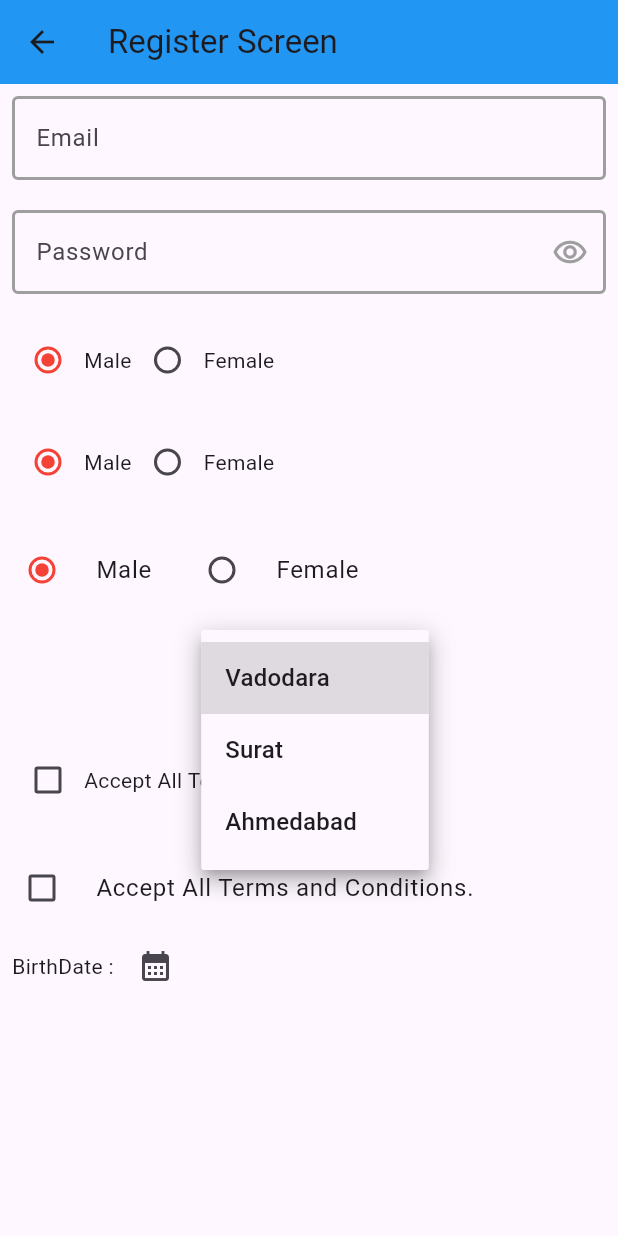
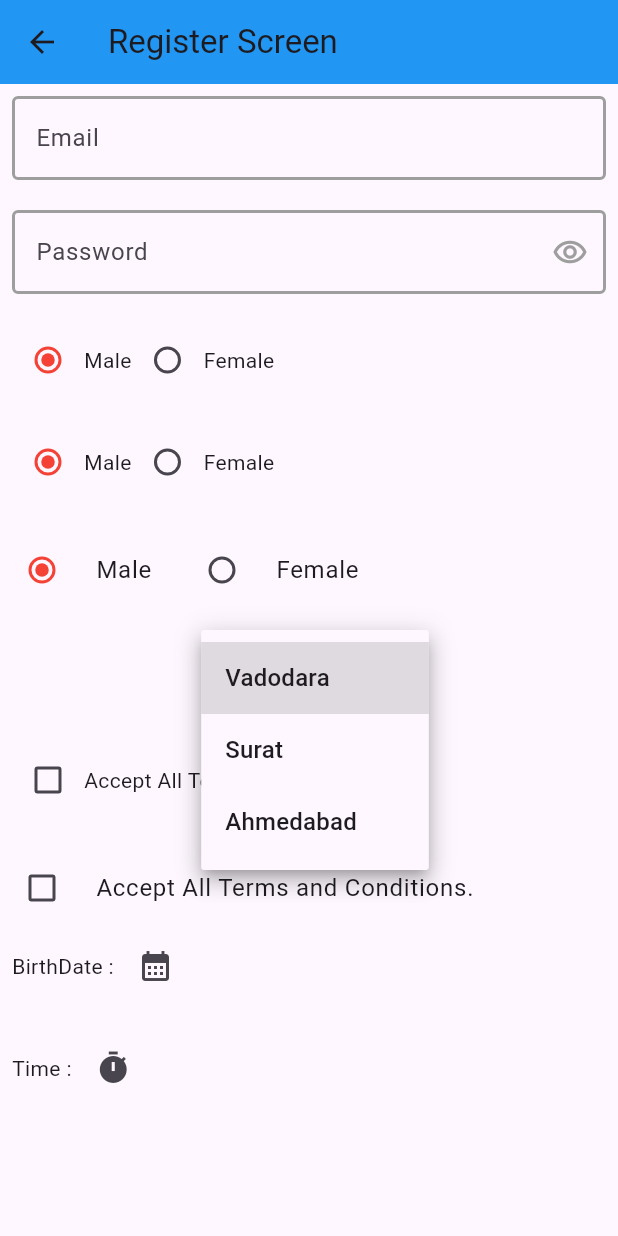
Before and after one commit to devatulparmar/sept24batch6pm, a Flutter app: the RegisterScreen screen opened by its route, after a tap on "Select City", on a phone screen of 412 x 824 dp. Run offline on Flutter 3.47's test engine with Material 3 defaults, Android fonts, the phone set to English and light mode, and no system bars; our stand-ins replace intl_phone_field.

Commit message:
showTimePicker method,Date Format, intl package

```diff
--- a/lib/register_screen.dart
+++ b/lib/register_screen.dart
@@ -1,5 +1,6 @@
 import 'package:batch6pm/utils/const.dart';
 import 'package:flutter/material.dart';
+import 'package:intl/intl.dart';
 
 class RegisterScreen extends StatefulWidget {
   const RegisterScreen({super.key});
@@ -28,6 +29,45 @@ class _RegisterScreenState extends State<RegisterScreen> {
   String? dropDownSelectedCity;
 
   String selectedDate = '';
+
+  String selectedTime = '';
+
+  void _selectDateFromDatePicker() async {
+    DateTime? date = await showDatePicker(
+      context: context,
+      firstDate: DateTime(1970),
+      lastDate: DateTime(
+          DateTime.now().year - 18, DateTime.now().month, DateTime.now().day),
+      initialEntryMode: DatePickerEntryMode.inputOnly
+    );
+    var formattedDate = DateFormat.EEEE().format(date!);
+    var d = DateFormat('dd:MM/yyyy').format(date);
+    selectedDate = formattedDate.toString();
+    setState(() {});
+  }
+
+  void _selectTimeFromTimePicker() async {
+    var time = await showTimePicker(
+      context: context,
+      initialTime: TimeOfDay.now(),
+      barrierDismissible: true,
+      initialEntryMode: TimePickerEntryMode.dialOnly
+      // hourLabelText: "hourLabelText",
+      // builder: (context, child) => MediaQuery(
+      //     data: MediaQuery.of(context).copyWith(alwaysUse24HourFormat: true),
+      //     child: child!,
+      // ),
+    );
+
+    /// for 12HourFormat
+    var formattedTime = time!.format(context).toString();
+    print(formattedTime);
+
+    /// for 24HourFormat
+    selectedTime = "${time.hour}:${time.minute}";
+
+    setState(() {});
+  }
 
   @override
   Widget build(BuildContext context) {
@@ -102,7 +142,7 @@ class _RegisterScreenState extends State<RegisterScreen> {
                     setState(() {});
                   },
                 ),
-                Text('Male'),
+                const Text('Male'),
                 Radio(
                   value: 1,
                   groupValue: selectedGender,
@@ -112,7 +152,7 @@ class _RegisterScreenState extends State<RegisterScreen> {
                     setState(() {});
                   },
                 ),
-                Text('Female'),
+                const Text('Female'),
               ],
             ),
             const SizedBox(height: 20),
@@ -127,7 +167,7 @@ class _RegisterScreenState extends State<RegisterScreen> {
                     setState(() {});
                   },
                 ),
-                Text('Male'),
+                const Text('Male'),
                 Radio(
                   value: "Female",
                   groupValue: selectedGenderText,
@@ -138,7 +178,7 @@ class _RegisterScreenState extends State<RegisterScreen> {
                     setState(() {});
                   },
                 ),
-                Text('Female'),
+                const Text('Female'),
               ],
             ),
             const SizedBox(height: 20),
@@ -150,7 +190,7 @@ class _RegisterScreenState extends State<RegisterScreen> {
                     value: "Male",
                     groupValue: selectedGenderText,
                     activeColor: Colors.red,
-                    title: Text('Male'),
+                    title: const Text('Male'),
                     contentPadding: EdgeInsets.zero,
                     onChanged: (newValue) {
                       selectedGenderText = newValue!;
@@ -165,7 +205,7 @@ class _RegisterScreenState extends State<RegisterScreen> {
                     groupValue: selectedGenderText,
                     activeColor: Colors.red,
                     contentPadding: EdgeInsets.zero,
-                    title: Text('Female'),
+                    title: const Text('Female'),
                     onChanged: (newValue) {
                       selectedGenderText = newValue!;
                       setState(() {});
@@ -178,20 +218,20 @@ class _RegisterScreenState extends State<RegisterScreen> {
             DropdownButton(
               value: dropDownSelectedCity,
               items: [
-                DropdownMenuItem(
+                const DropdownMenuItem(
                   value: "Vadodara",
                   child: Text('Vadodara'),
                 ),
-                DropdownMenuItem(
+                const DropdownMenuItem(
                   value: "Surat",
                   child: Text('Surat'),
                 ),
-                DropdownMenuItem(
+                const DropdownMenuItem(
                   value: "Ahmedabad",
                   child: Text('Ahmedabad'),
                 ),
               ],
-              hint: Text('Select City'),
+              hint: const Text('Select City'),
               onChanged: (newValue) {
                 dropDownSelectedCity = newValue!;
                 setState(() {});
@@ -207,7 +247,7 @@ class _RegisterScreenState extends State<RegisterScreen> {
                     setState(() {});
                   },
                 ),
-                Text('Accept All Terms and Conditions.'),
+                const Text('Accept All Terms and Conditions.'),
               ],
             ),
             const SizedBox(height: 20),
@@ -226,17 +266,25 @@ class _RegisterScreenState extends State<RegisterScreen> {
               children: [
                 Text('BirthDate : $selectedDate'),
                 IconButton(
-                  onPressed: () async {
-                   DateTime? date = await showDatePicker(
-                      context: context,
-                      firstDate: DateTime(1970),
-                      lastDate: DateTime(DateTime.now().year - 19, 12, 31),
-                    );
-                   selectedDate = date!.toString();
-                   setState(() {});
+                  onPressed: () {
+                    _selectDateFromDatePicker();
                   },
-                  icon: Icon(
+                  icon: const Icon(
                     Icons.calendar_month,
+                  ),
+                ),
+              ],
+            ),
+            const SizedBox(height: 20),
+            Row(
+              children: [
+                Text('Time : $selectedTime'),
+                IconButton(
+                  onPressed: () {
+                    _selectTimeFromTimePicker();
+                  },
+                  icon: const Icon(
+                    Icons.timer,
                   ),
                 ),
               ],
--- a/pubspec.yaml
+++ b/pubspec.yaml
@@ -11,6 +11,7 @@ dependencies:
     sdk: flutter
   cupertino_icons: ^1.0.6
   intl_phone_field: ^3.2.0
+  intl: ^0.20.0
 
 dev_dependencies:
   flutter_test:
```
